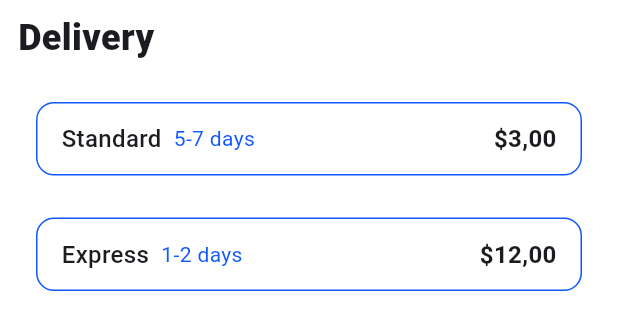
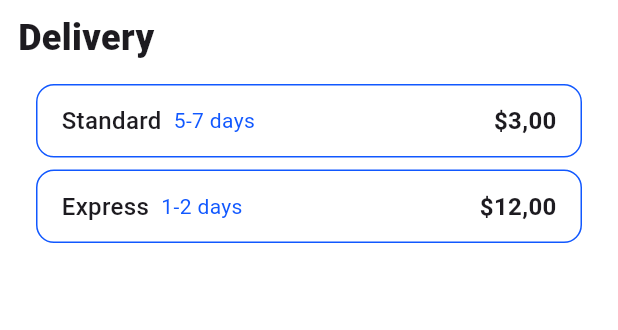
Before and after one commit to RxSeldon/full_product_page, a Flutter app: the ProductDelivery widget shown alone on an empty page, opened directly, on a phone screen of 412 x 824 dp. Shown: the top 330 px of the screen. Run offline on Flutter 3.47's test engine with Material 3 defaults, Android fonts, the phone set to English and light mode, and no system bars.

Commit message:
adjusted vertical padding

```diff
--- a/lib/widgets/product_delivery.dart
+++ b/lib/widgets/product_delivery.dart
@@ -5,9 +5,8 @@ class ProductDelivery extends StatelessWidget {
 
   Widget _buildOption(String title, String days, String price) {
     return Padding(
-      padding: const EdgeInsets.symmetric(horizontal: 12.0, vertical: 8),
+      padding: const EdgeInsets.symmetric(horizontal: 12.0, vertical: 4),
       child: Container(
-        margin: const EdgeInsets.symmetric(vertical: 6),
         padding: const EdgeInsets.symmetric(horizontal: 16, vertical: 12),
         decoration: BoxDecoration(
           border: Border.all(color: const Color.fromARGB(238, 0, 76, 255)),
@@ -56,7 +55,7 @@ class ProductDelivery extends StatelessWidget {
             "Delivery",
             style: TextStyle(fontSize: 24, fontWeight: FontWeight.w800),
           ),
-          const SizedBox(height: 12),
+          const SizedBox(height: 10),
           _buildOption("Standard", "5-7 days", "\$3,00"),
           _buildOption("Express", "1-2 days", "\$12,00"),
         ],
```
